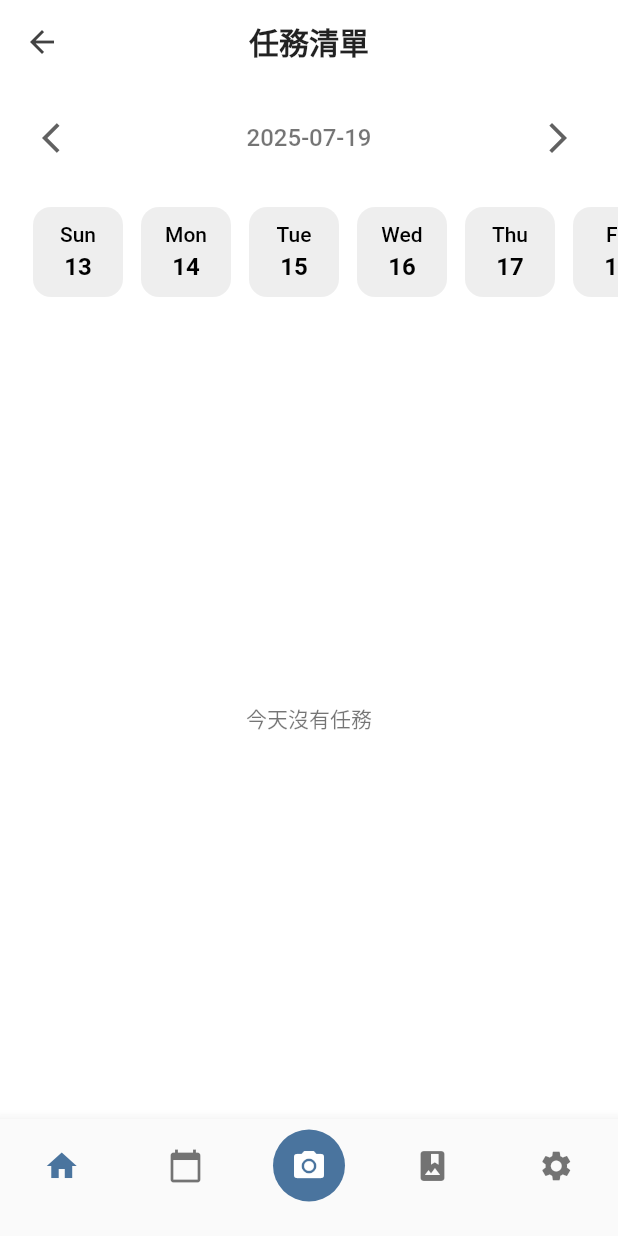
After one commit to tshsu04224/photo_coach_app, a Flutter app: the TaskListPage screen opened by its route, after a tap on the "arrow back ios" icon, on a phone screen of 412 x 824 dp. The commit adds this screen. Run offline on Flutter 3.47's test engine with Material 3 defaults, Android fonts, the phone set to English and light mode, and no system bars.

Commit message:
feat: implement task list UI with weekday selector and task controller

```diff
--- a/lib/app.dart
+++ b/lib/app.dart
@@ -11,7 +11,7 @@ import 'views/auth/login_page.dart';
 import 'views/auth/register_page.dart';
 import 'views/auth/register_preference_page.dart';
 import 'views/home_page.dart';
-
+import 'views/task_list_page.dart';
 
 class MyApp extends StatelessWidget {
   const MyApp({super.key});
@@ -32,7 +32,7 @@ class MyApp extends StatelessWidget {
               Routes.login: (_) => const LoginPage(),
               Routes.register: (_) => const RegisterPage(),
               Routes.registerPreferences: (_) => const RegisterPreferencePage(),
-              Routes.home: (_) => const HomePage(),
+              Routes.home: (_) => const TaskListPage(),
               Routes.chat: (_) => const ChatPage(),
             },
           );
--- a/lib/controllers/task_controller.dart
+++ b/lib/controllers/task_controller.dart
@@ -0,0 +1,53 @@
+import 'package:flutter/material.dart';
+import '../models/task_model.dart';
+
+class TaskController extends ChangeNotifier {
+
+  DateTime _selectedDate = DateTime.now(); ///default
+
+  DateTime get selectedDate => _selectedDate;
+
+  /// switch date
+  void setSelectedDate(DateTime date) {
+    _selectedDate = date;
+    notifyListeners();
+  }
+
+  List<Task> get tasksForSelectedDate {
+    final formatted = _formatDate(_selectedDate);
+    return _mockTasks[formatted] ?? [];
+  }
+
+  String _formatDate(DateTime date) {
+    return "${date.year}-${_twoDigits(date.month)}-${_twoDigits(date.day)}";
+  }
+
+  String _twoDigits(int n) => n.toString().padLeft(2, '0');
+
+  /// mock data
+  final Map<String, List<Task>> _mockTasks = {
+    "2025-05-07": [
+      Task(
+        title: '日本街景',
+        description: '拍攝一張帶有濃厚日系氛圍的街道畫面…',
+        imageAssetPath: 'assets/images/japan_street.jpeg',
+        subTasks: [
+          SubTask(icon: Icons.electrical_services, content: '拍攝電線桿與交錯的電線構成的畫面', isCompleted: false),
+          SubTask(icon: Icons.local_convenience_store, content: '捕捉便利商店或自動販賣機所在的街角', isCompleted: true),
+          SubTask(icon: Icons.straighten, content: '使用對角線或引導線構圖呈現街道延伸感', isCompleted: true),
+        ],
+      ),
+    ],
+    "2025-05-08": [
+      Task(
+        title: '咖啡店角落',
+        description: '捕捉一張充滿氛圍的咖啡店畫面',
+        imageAssetPath: 'assets/images/cafe_corner.jpeg',
+        subTasks: [
+          SubTask(icon: Icons.local_cafe, content: '拍攝咖啡與桌面擺設', isCompleted: false),
+          SubTask(icon: Icons.wb_sunny, content: '利用自然光拍攝窗邊座位', isCompleted: false),
+        ],
+      ),
+    ],
+  };
+}
--- a/lib/main.dart
+++ b/lib/main.dart
@@ -3,6 +3,7 @@
 import 'package:flutter/material.dart';
 import 'package:provider/provider.dart';
 import 'controllers/auth_controller.dart';
+import 'controllers/task_controller.dart';
 import 'app.dart';
 
 void main() {
@@ -12,6 +13,7 @@ void main() {
     MultiProvider(
       providers: [
         ChangeNotifierProvider(create: (_) => AuthController()),
+        ChangeNotifierProvider(create: (_) => TaskController()),
       ],
       child: const MyApp(),
     ),
--- /dev/null
+++ b/lib/models/task_model.dart
@@ -0,0 +1,27 @@
+import 'package:flutter/material.dart';
+
+class SubTask {
+  final IconData icon;
+  final String content;
+  bool isCompleted;
+
+  SubTask({
+    required this.icon,
+    required this.content,
+    this.isCompleted = false,
+  });
+}
+
+class Task {
+  final String title;
+  final String description;
+  final String imageAssetPath; // for mocking, will change to imageUrl later
+  final List<SubTask> subTasks;
+
+  Task({
+    required this.title,
+    required this.description,
+    required this.imageAssetPath,
+    required this.subTasks,
+  });
+}
--- /dev/null
+++ b/lib/views/task_list_page.dart
@@ -0,0 +1,91 @@
+import 'package:flutter/material.dart';
+import 'package:provider/provider.dart';
+import 'widgets/week_day_selector.dart';
+import '../controllers/task_controller.dart';
+import '../views/widgets/task_card.dart';
+import '../views/widgets/bottom_nav_bar.dart'; // 你自訂的
+
+class TaskListPage extends StatelessWidget {
+  const TaskListPage({super.key});
+
+  @override
+  Widget build(BuildContext context) {
+    return Consumer<TaskController>(
+      builder: (context, taskController, _) {
+        final tasks = taskController.tasksForSelectedDate;
+        final selectedDate = taskController.selectedDate;
+
+        return Scaffold(
+          appBar: AppBar(
+            centerTitle: true,
+            title: const Text('任務清單', style: TextStyle(fontWeight: FontWeight.bold)),
+            backgroundColor: Colors.white,
+            foregroundColor: Colors.black,
+            elevation: 0,
+          ),
+          body: Column(
+            crossAxisAlignment: CrossAxisAlignment.start,
+            children: [
+              Padding(
+                padding: const EdgeInsets.symmetric(horizontal: 16, vertical: 12),
+                child: Row(
+                  children: [
+                    IconButton(
+                      icon: const Icon(Icons.arrow_back_ios),
+                      onPressed: () {
+                        taskController.setSelectedDate(
+                          selectedDate.subtract(const Duration(days: 1)),
+                        );
+                      },
+                    ),
+                    Expanded(
+                      child: Center(
+                        child: Text(
+                          "${selectedDate.year}-${selectedDate.month.toString().padLeft(2, '0')}-${selectedDate.day.toString().padLeft(2, '0')}",
+                          style: const TextStyle(fontSize: 16, fontWeight: FontWeight.w500),
+                        ),
+                      ),
+                    ),
+                    IconButton(
+                      icon: const Icon(Icons.arrow_forward_ios),
+                      onPressed: () {
+                        taskController.setSelectedDate(
+                          selectedDate.add(const Duration(days: 1)),
+                        );
+                      },
+                    ),
+                  ],
+                ),
+              ),
+              const WeekDaySelector(),
+              const SizedBox(height: 4),
+              // task card
+              Expanded(
+                child: tasks.isEmpty
+                    ? const Center(child: Text("今天沒有任務"))
+                    : ListView.builder(
+                  itemCount: tasks.length,
+                  itemBuilder: (context, index) {
+                    return TaskCard(task: tasks[index]);
+                  },
+                ),
+              ),
+            ],
+          ),
+
+          // BottomNavigationBar
+          bottomNavigationBar: BottomNavBar(
+            currentIndex: 0,
+            onTap: (index) {
+              // 根據 index 切換頁面（可日後拓展）
+              if (index == 0) {
+                // stay
+              }
+              // 例如 Navigator.pushNamed(context, '/calendar');
+            },
+          ),
+        );
+      },
+    );
+  }
+}
--- /dev/null
+++ b/lib/views/widgets/task_card.dart
@@ -0,0 +1,70 @@
+import 'package:flutter/material.dart';
+import '../../models/task_model.dart';
+
+class TaskCard extends StatelessWidget {
+  final Task task;
+
+  const TaskCard({super.key, required this.task});
+
+  @override
+  Widget build(BuildContext context) {
+    return Card(
+      margin: const EdgeInsets.symmetric(horizontal: 16, vertical: 12),
+      shape: RoundedRectangleBorder(borderRadius: BorderRadius.circular(16)),
+      elevation: 4,
+      child: Padding(
+        padding: const EdgeInsets.all(16),
+        child: Column(
+          crossAxisAlignment: CrossAxisAlignment.start,
+          children: [
+            // title
+            Row(
+              children: [
+                const Icon(Icons.camera_alt, size: 20),
+                const SizedBox(width: 8),
+                Text(task.title, style: const TextStyle(fontSize: 18, fontWeight: FontWeight.bold)),
+              ],
+            ),
+            const SizedBox(height: 12),
+
+            // image
+            ClipRRect(
+              borderRadius: BorderRadius.circular(12),
+              child: Image.asset(
+                task.imageAssetPath,
+                fit: BoxFit.cover,
+              ),
+            ),
+            const SizedBox(height: 12),
+
+            // description
+            Text(task.description, style: TextStyle(color: Colors.grey[800], fontSize: 14)),
+            const SizedBox(height: 16),
+
+            // Checklist
+            ...task.subTasks.map((subTask) => _buildSubTask(subTask)).toList(),
+          ],
+        ),
+      ),
+    );
+  }
+
+  Widget _buildSubTask(SubTask subTask) {
+    return Padding(
+      padding: const EdgeInsets.symmetric(vertical: 6),
+      child: Row(
+        children: [
+          Icon(
+            subTask.isCompleted ? Icons.check_circle : Icons.radio_button_unchecked,
+            color: subTask.isCompleted ? Colors.green : Colors.grey,
+            size: 20,
+          ),
+          const SizedBox(width: 8),
+          Icon(subTask.icon, size: 18),
+          const SizedBox(width: 8),
+          Expanded(child: Text(subTask.content)),
+        ],
+      ),
+    );
+  }
+}
--- /dev/null
+++ b/lib/views/widgets/week_day_selector.dart
@@ -0,0 +1,71 @@
+import 'package:flutter/material.dart';
+import 'package:provider/provider.dart';
+import '../../controllers/task_controller.dart';
+
+class WeekDaySelector extends StatelessWidget {
+  const WeekDaySelector({super.key});
+
+  @override
+  Widget build(BuildContext context) {
+    final taskController = Provider.of<TaskController>(context);
+    final selectedDate = taskController.selectedDate;
+
+    final startOfWeek = selectedDate.subtract(Duration(days: selectedDate.weekday % 7));
+
+    return SizedBox(
+      height: 80,
+      child: ListView.builder(
+        scrollDirection: Axis.horizontal,
+        itemCount: 7,
+        padding: const EdgeInsets.symmetric(horizontal: 16),
+        itemBuilder: (context, index) {
+          final day = startOfWeek.add(Duration(days: index));
+          final isSelected = _isSameDay(day, selectedDate);
+
+          return GestureDetector(
+            onTap: () => taskController.setSelectedDate(day),
+            child: Container(
+              width: 60,
+              margin: const EdgeInsets.symmetric(horizontal: 6, vertical: 10),
+              decoration: BoxDecoration(
+                color: isSelected ? const Color(0xFF4A749E) : Colors.grey[200],
+                borderRadius: BorderRadius.circular(12),
+              ),
+              child: Column(
+                mainAxisAlignment: MainAxisAlignment.center,
+                children: [
+                  Text(
+                    _weekdayText(day.weekday),
+                    style: TextStyle(
+                      fontSize: 14,
+                      color: isSelected ? Colors.white : Colors.black,
+                      fontWeight: FontWeight.w500,
+                    ),
+                  ),
+                  const SizedBox(height: 4),
+                  Text(
+                    '${day.day}',
+                    style: TextStyle(
+                      fontSize: 16,
+                      color: isSelected ? Colors.white : Colors.black,
+                      fontWeight: FontWeight.bold,
+                    ),
+                  ),
+                ],
+              ),
+            ),
+          );
+        },
+      ),
+    );
+  }
+
+  bool _isSameDay(DateTime a, DateTime b) {
+    return a.year == b.year && a.month == b.month && a.day == b.day;
+  }
+
+  String _weekdayText(int weekday) {
+    const weekDays = ['Sun', 'Mon', 'Tue', 'Wed', 'Thu', 'Fri', 'Sat'];
+    return weekDays[weekday % 7];
+  }
+}
```
Also changed, not shown: assets/images/cafe_corner.jpeg (added), assets/images/japan_street.jpeg (added).
